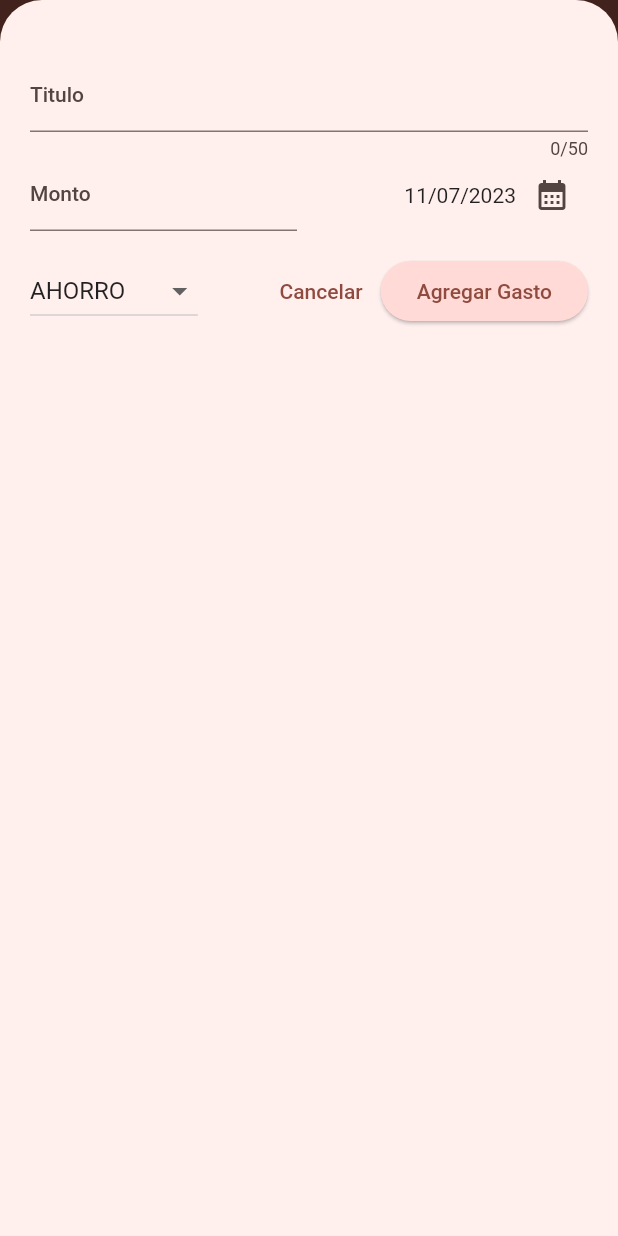
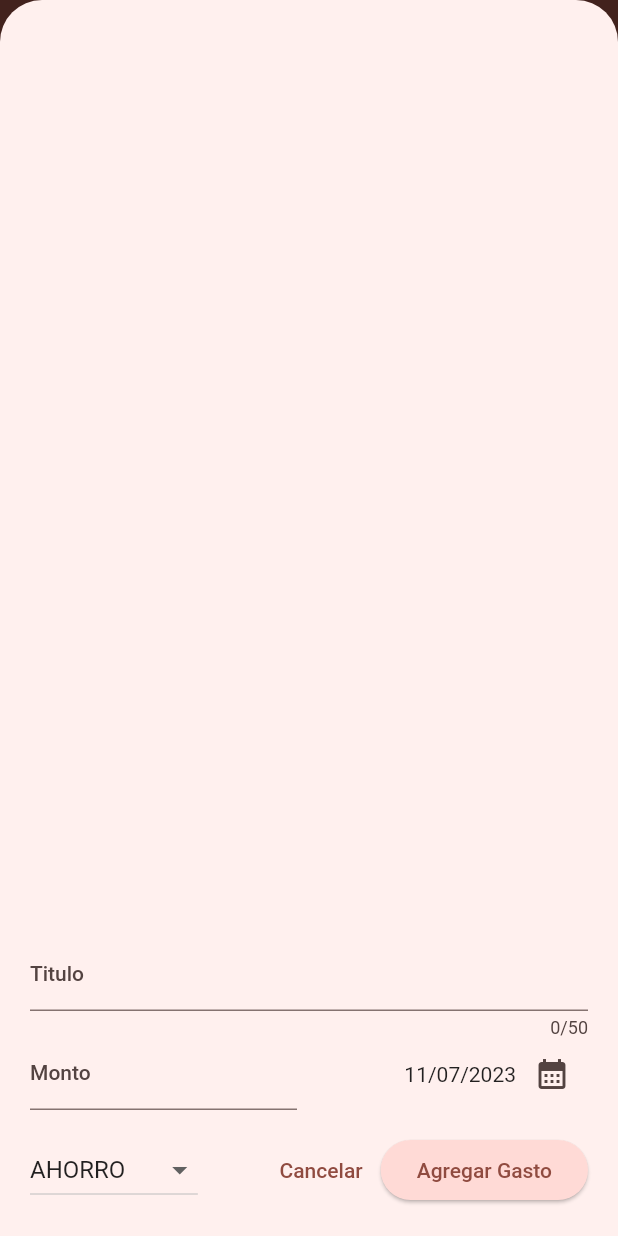
Before and after one commit to schwarz84/expenses-tracker-app, a Flutter app: the screen it shows after launch, after a tap on the "add" icon, on a phone screen of 412 x 824 dp. Run offline on Flutter 3.47's test engine with Material 2 defaults, Android fonts, the phone set to English and light mode, and no system bars; missing offline and left inert: dart:ffi.

Commit message:
clase 135

```diff
--- a/lib/widgets/add_expense.dart
+++ b/lib/widgets/add_expense.dart
@@ -85,8 +85,13 @@ class _NewExpenseState extends State<NewExpense> {
 
   @override
   Widget build(BuildContext context) {
-    return Padding(
-      padding: const EdgeInsets.fromLTRB(20, 40, 20, 20),
+    final keyboardSpace = MediaQuery.of(context).viewInsets.bottom;
+    return SizedBox(
+      height: double.infinity,
+      child: SingleChildScrollView(
+        reverse: true,
+        child: Padding(
+          padding: EdgeInsets.fromLTRB(20, 40, 20, keyboardSpace + 20),
           child: Column(
             children: [
               TextField(
@@ -153,6 +158,8 @@ class _NewExpenseState extends State<NewExpense> {
               )
             ],
           ),
+        ),
+      ),
     );
   }
 }
--- a/lib/widgets/expenses.dart
+++ b/lib/widgets/expenses.dart
@@ -1,3 +1,4 @@
+import 'dart:ffi';
 import 'dart:math';
 
 import 'package:flutter/material.dart';
@@ -61,6 +62,8 @@ class _ExpensesState extends State<Expenses> {
 
   @override
   Widget build(BuildContext context) {
+    final width = MediaQuery.of(context).size.width;
+
     Widget mainContent = const Center(
       child: Text('Lista Vacia'),
     );
@@ -81,14 +84,24 @@ class _ExpensesState extends State<Expenses> {
           )
         ],
       ),
-      body: Column(
+      body: width < 600
+        ? Column(
+          children: [
+            Chart(expenses: _registeredExpenses),
+            Expanded(
+              child: mainContent
+            )
+          ],
+        )
+       : Row(
         children: [
           Chart(expenses: _registeredExpenses),
           Expanded(
-            child: mainContent
+            child: mainContent,
           )
-        ],
-      ),
+      ],
+    )
+
     );
   }
 }
```
Also changed, not shown: lib/main.dart (+8 -0 lines). Lines whose indentation alone changed are shown as unchanged.
